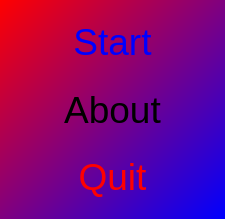
The window that Tools/ToolTestManyDigitNewick/qttestmanydigitnewickmenudialog.ui (richelbilderbeek/ProjectRichelBilderbeek) describes before a commit, drawn with Qt 5.
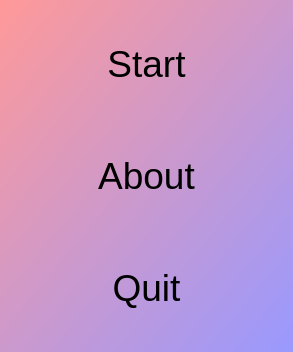
The same window after the commit.

What changed in the file:
```diff
--- a/Tools/ToolTestManyDigitNewick/qttestmanydigitnewickmenudialog.ui
+++ b/Tools/ToolTestManyDigitNewick/qttestmanydigitnewickmenudialog.ui
@@ -6,8 +6,8 @@
    <rect>
     <x>0</x>
     <y>0</y>
-    <width>225</width>
-    <height>219</height>
+    <width>293</width>
+    <height>352</height>
    </rect>
   </property>
   <property name="palette">
@@ -19,14 +19,14 @@
         <gradientstop position="0.000000000000000">
          <color alpha="255">
           <red>255</red>
-          <green>0</green>
-          <blue>0</blue>
+          <green>153</green>
+          <blue>153</blue>
          </color>
         </gradientstop>
         <gradientstop position="1.000000000000000">
          <color alpha="255">
-          <red>0</red>
-          <green>0</green>
+          <red>153</red>
+          <green>153</green>
           <blue>255</blue>
          </color>
         </gradientstop>
@@ -48,14 +48,14 @@
         <gradientstop position="0.000000000000000">
          <color alpha="255">
           <red>255</red>
-          <green>0</green>
-          <blue>0</blue>
+          <green>153</green>
+          <blue>153</blue>
          </color>
         </gradientstop>
         <gradientstop position="1.000000000000000">
          <color alpha="255">
-          <red>0</red>
-          <green>0</green>
+          <red>153</red>
+          <green>153</green>
           <blue>255</blue>
          </color>
         </gradientstop>
@@ -68,14 +68,14 @@
         <gradientstop position="0.000000000000000">
          <color alpha="255">
           <red>255</red>
-          <green>0</green>
-          <blue>0</blue>
+          <green>153</green>
+          <blue>153</blue>
          </color>
         </gradientstop>
         <gradientstop position="1.000000000000000">
          <color alpha="255">
-          <red>0</red>
-          <green>0</green>
+          <red>153</red>
+          <green>153</green>
           <blue>255</blue>
          </color>
         </gradientstop>
@@ -108,14 +108,14 @@
         <gradientstop position="0.000000000000000">
          <color alpha="255">
           <red>255</red>
-          <green>0</green>
-          <blue>0</blue>
+          <green>153</green>
+          <blue>153</blue>
          </color>
         </gradientstop>
         <gradientstop position="1.000000000000000">
          <color alpha="255">
-          <red>0</red>
-          <green>0</green>
+          <red>153</red>
+          <green>153</green>
           <blue>255</blue>
          </color>
         </gradientstop>
@@ -137,14 +137,14 @@
         <gradientstop position="0.000000000000000">
          <color alpha="255">
           <red>255</red>
-          <green>0</green>
-          <blue>0</blue>
+          <green>153</green>
+          <blue>153</blue>
          </color>
         </gradientstop>
         <gradientstop position="1.000000000000000">
          <color alpha="255">
-          <red>0</red>
-          <green>0</green>
+          <red>153</red>
+          <green>153</green>
           <blue>255</blue>
          </color>
         </gradientstop>
@@ -157,14 +157,14 @@
         <gradientstop position="0.000000000000000">
          <color alpha="255">
           <red>255</red>
-          <green>0</green>
-          <blue>0</blue>
+          <green>153</green>
+          <blue>153</blue>
          </color>
         </gradientstop>
         <gradientstop position="1.000000000000000">
          <color alpha="255">
-          <red>0</red>
-          <green>0</green>
+          <red>153</red>
+          <green>153</green>
           <blue>255</blue>
          </color>
         </gradientstop>
@@ -197,14 +197,14 @@
         <gradientstop position="0.000000000000000">
          <color alpha="255">
           <red>255</red>
-          <green>0</green>
-          <blue>0</blue>
+          <green>153</green>
+          <blue>153</blue>
          </color>
         </gradientstop>
         <gradientstop position="1.000000000000000">
          <color alpha="255">
-          <red>0</red>
-          <green>0</green>
+          <red>153</red>
+          <green>153</green>
           <blue>255</blue>
          </color>
         </gradientstop>
@@ -226,14 +226,14 @@
         <gradientstop position="0.000000000000000">
          <color alpha="255">
           <red>255</red>
-          <green>0</green>
-          <blue>0</blue>
+          <green>153</green>
+          <blue>153</blue>
          </color>
         </gradientstop>
         <gradientstop position="1.000000000000000">
          <color alpha="255">
-          <red>0</red>
-          <green>0</green>
+          <red>153</red>
+          <green>153</green>
           <blue>255</blue>
          </color>
         </gradientstop>
@@ -246,14 +246,14 @@
         <gradientstop position="0.000000000000000">
          <color alpha="255">
           <red>255</red>
-          <green>0</green>
-          <blue>0</blue>
+          <green>153</green>
+          <blue>153</blue>
          </color>
         </gradientstop>
         <gradientstop position="1.000000000000000">
          <color alpha="255">
-          <red>0</red>
-          <green>0</green>
+          <red>153</red>
+          <green>153</green>
           <blue>255</blue>
          </color>
         </gradientstop>
@@ -294,7 +294,7 @@
   </property>
   <property name="styleSheet">
    <string notr="true">QDialog { 
-background-color: qlineargradient(x1: 0, y1: 0, x2: 1, y2: 1, stop: 0  #ff0000, stop: 1 #0000ff);
+background-color: qlineargradient(x1: 0, y1: 0, x2: 1, y2: 1, stop: 0  #f99, stop: 1 #99f);
 }
 QDialog { 
 selection-color: black;
@@ -317,9 +317,6 @@
        <verstretch>0</verstretch>
       </sizepolicy>
      </property>
-     <property name="styleSheet">
-      <string notr="true">color: blue</string>
-     </property>
      <property name="text">
       <string>Start</string>
      </property>
@@ -336,9 +333,6 @@
        <verstretch>0</verstretch>
       </sizepolicy>
      </property>
-     <property name="styleSheet">
-      <string notr="true">color: black</string>
-     </property>
      <property name="text">
       <string>About</string>
      </property>
@@ -355,9 +349,6 @@
        <verstretch>0</verstretch>
       </sizepolicy>
      </property>
-     <property name="styleSheet">
-      <string notr="true">color: red</string>
-     </property>
      <property name="text">
       <string>Quit</string>
      </property>
```
